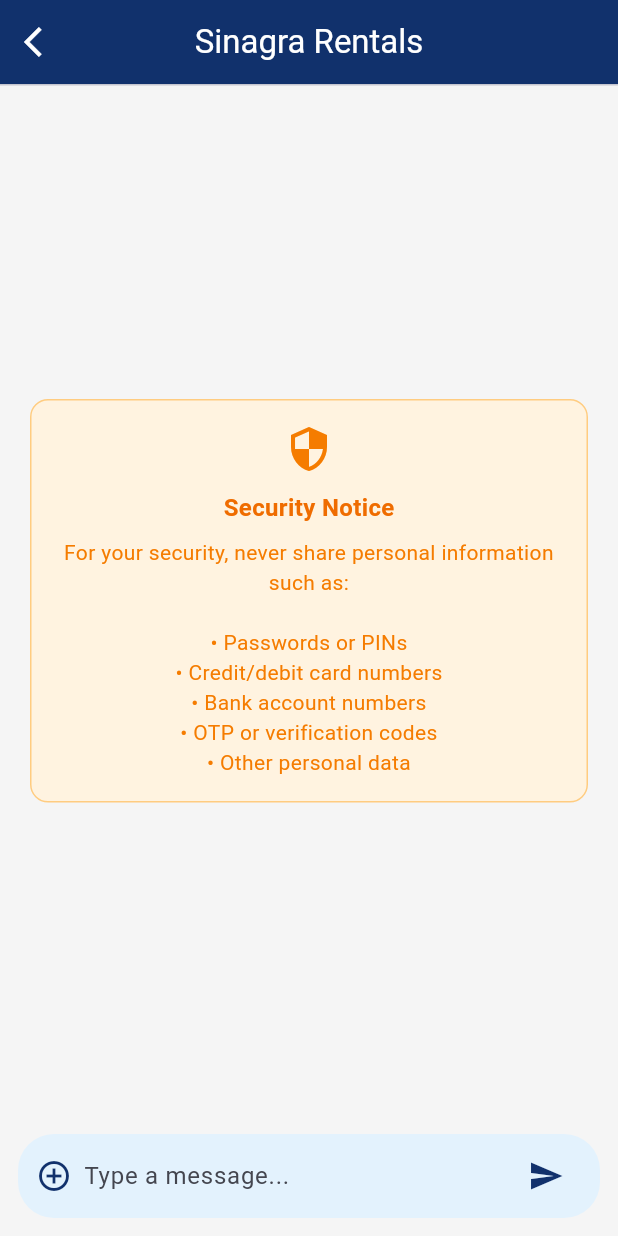
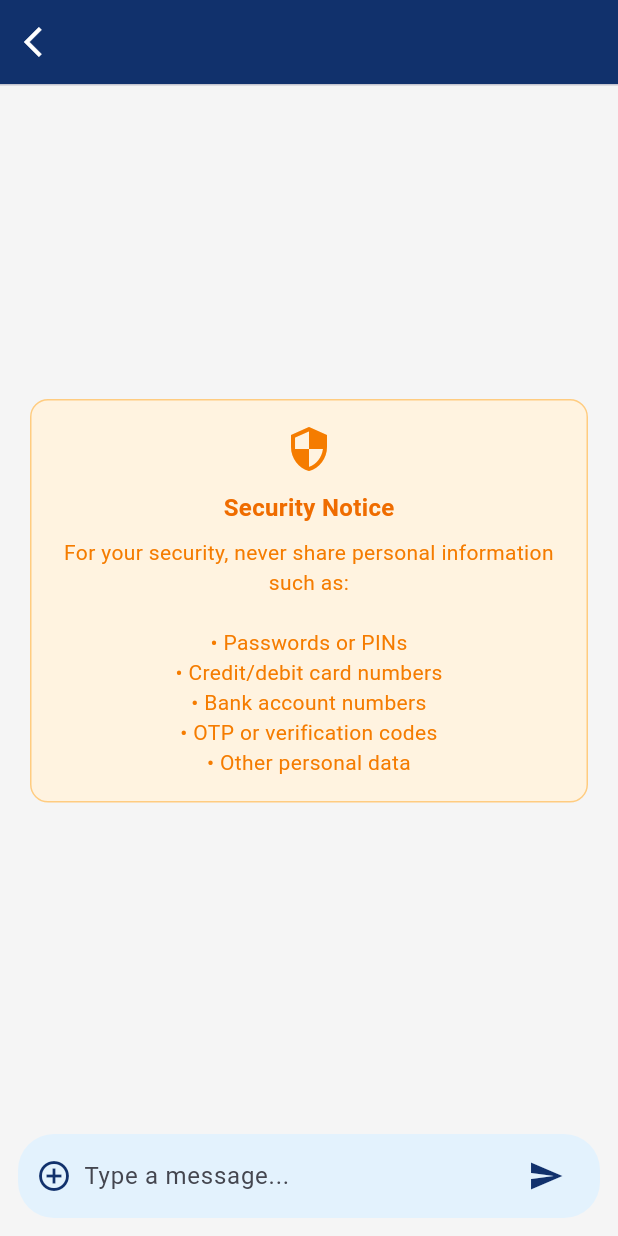
Before and after one commit to lithiaa/sewoapp, a Flutter app: the DataKatalogDetail screen opened directly with empty values, after a tap on "Chat", on a phone screen of 412 x 824 dp. Run offline on Flutter 3.47's test engine with Material 3 defaults, Android fonts, the light colour scheme and no system bars; our stand-ins replace badges, bloc_concurrency, dio, equatable, file_picker, flutter_bloc and 10 more; missing offline and left inert: colorize, flutter_carousel_slider; accounts and stored records are empty; network calls fail.

Commit message:
feat: add partner name handling in various data models and UI components

```diff
--- a/lib/data_cart/data_cart_tampil.dart
+++ b/lib/data_cart/data_cart_tampil.dart
@@ -90,9 +90,9 @@ class _DataCartTampilState extends State<DataCartTampil> {
                       size: 24,
                     ),
                     const SizedBox(width: 8),
-                    const Text(
-                      'Sinagra Rentals',
-                      style: TextStyle(
+                    Text(
+                      widget.data.namaPartner ?? 'Unknown Partner',
+                      style: const TextStyle(
                         fontSize: 14,
                         fontWeight: FontWeight.bold, // Bold text
                       ),
--- a/lib/data_detail_pemesanan/data/data_detail_pemesanan_apidata.dart
+++ b/lib/data_detail_pemesanan/data/data_detail_pemesanan_apidata.dart
@@ -19,6 +19,7 @@ class DataDetailPemesananApiData implements DataHapus {
     this.harga,
     this.namaProduk,
     this.gambar,
+    this.namaPartner,
   });
 
   @JsonKey(name: "nama_produk")
@@ -26,6 +27,9 @@ class DataDetailPemesananApiData implements DataHapus {
 
   @JsonKey(name: "gambar")
   final String? gambar;
+
+  @JsonKey(name: "nama_partner")
+  final String? namaPartner;
 
   @JsonKey(name: "id_detail_pemesanan")
   final String? idDetailPemesanan;
--- a/lib/data_katalog/data/data_katalog_apidata.dart
+++ b/lib/data_katalog/data/data_katalog_apidata.dart
@@ -17,6 +17,7 @@ class DataKatalogApiData {
     this.deskripsi,
     this.total,
     this.spesifikasi,
+    this.namaPartner,
   });
 
   @JsonKey(name: "id_produk")
@@ -45,6 +46,9 @@ class DataKatalogApiData {
   @JsonKey(name: "total")
   final String? total;
 
+  @JsonKey(name: "nama_partner")
+  final String? namaPartner;
+
   factory DataKatalogApiData.fromJson(Map<String, dynamic> json) =>
       _$DataKatalogApiDataFromJson(json);
 
--- a/lib/data_katalog/data_katalog_detail.dart
+++ b/lib/data_katalog/data_katalog_detail.dart
@@ -238,7 +238,7 @@ class _DataKatalogDetailState extends State<DataKatalogDetail> {
                               Navigator.push(
                                 context,
                                 MaterialPageRoute(
-                                  builder: (context) => ChatPage(renterName: 'Sinagra Rentals'),
+                                  builder: (context) => ChatPage(renterName: data.namaPartner ?? "Unknown Partner"),
                                 ),
                               );
                             },
@@ -468,7 +468,7 @@ class _DataKatalogDetailState extends State<DataKatalogDetail> {
                                   context,
                                   MaterialPageRoute(
                                     builder: (context) => ChatPage(
-                                      renterName: "Sinagra Rentals", // ganti dengan variabel nama penyewa
+                                      renterName: data.namaPartner ?? "Unknown Partner",
                                     ),
                                   ),
                                 );
--- a/lib/data_katalog/data_katalog_screen.dart
+++ b/lib/data_katalog/data_katalog_screen.dart
@@ -134,7 +134,7 @@ class _DataKatalogScreenState extends State<DataKatalogScreen> {
             crossAxisAlignment: CrossAxisAlignment.start,
             children: [
               const Text(
-                'Pilih Area',
+                'Select Location',
                 style: TextStyle(
                   fontSize: 18,
                   fontWeight: FontWeight.bold,
@@ -232,7 +232,7 @@ class _DataKatalogScreenState extends State<DataKatalogScreen> {
                       child: Row(
                         children: [
                           const Text(
-                            'Select location',
+                            'Select Location',
                             style: TextStyle(
                               color: Colors.white,
                               fontSize: 14,
```
Also changed, not shown: lib/data_katalog/data_katalog_tampil.dart (+4 -5 lines), lib/data_detail_pemesanan/data/data_detail_pemesanan_apidata.g.dart, lib/data_katalog/data/data_katalog_apidata.g.dart.
